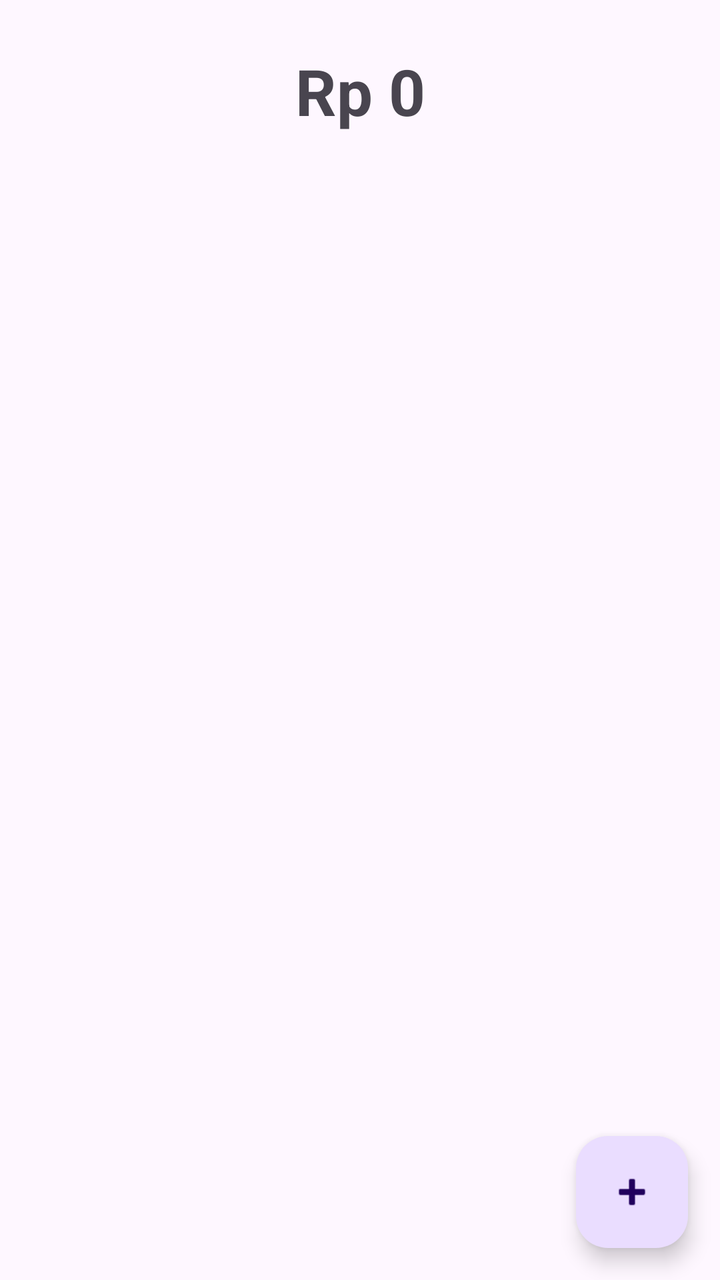
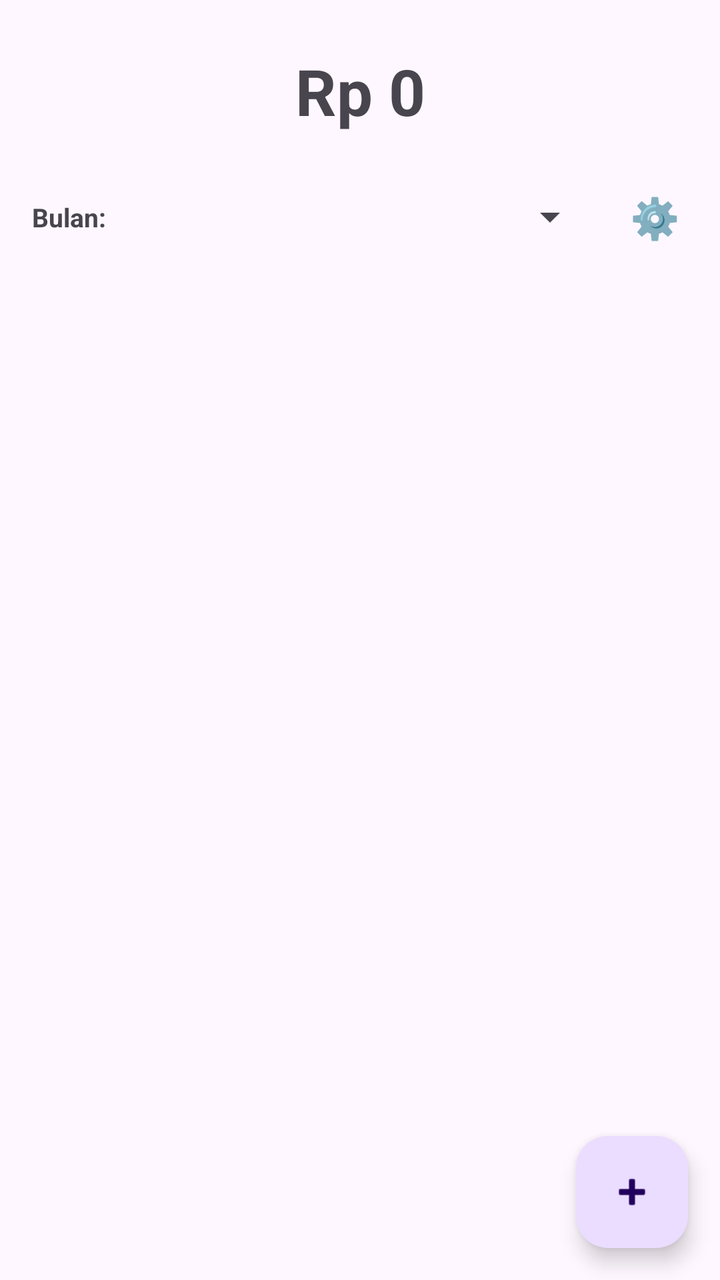

Two renders of the same Android screen: before a commit and after it. Below are the layout's source before the change and the commit's diff.
<!-- AndroidManifest.xml: application theme Theme.ExpenseTracker -->
<!-- res/layout/activity_main.xml -->
<?xml version="1.0" encoding="utf-8"?>
<androidx.coordinatorlayout.widget.CoordinatorLayout xmlns:android="http://schemas.android.com/apk/res/android"
    xmlns:app="http://schemas.android.com/apk/res-auto"
    android:layout_width="match_parent"
    android:layout_height="match_parent">

    <LinearLayout
        android:layout_width="match_parent"
        android:layout_height="match_parent"
        android:orientation="vertical">

        <TextView
            android:id="@+id/tvBalance"
            android:layout_width="match_parent"
            android:layout_height="wrap_content"
            android:padding="24dp"
            android:textSize="32sp"
            android:textStyle="bold"
            android:gravity="center"
            android:text="Rp 0" />

        
        <LinearLayout
            android:id="@+id/llChartSection"
            android:layout_width="match_parent"
            android:layout_height="wrap_content"
            android:orientation="vertical"
            android:paddingStart="16dp"
            android:paddingEnd="16dp"
            android:paddingBottom="16dp"
            android:visibility="gone">

            <TextView
                android:layout_width="match_parent"
                android:layout_height="wrap_content"
                android:text="Pengeluaran per Kategori"
                android:textSize="14sp"
                android:textStyle="bold"
                android:layout_marginBottom="8dp" />

            <LinearLayout
                android:layout_width="match_parent"
                android:layout_height="wrap_content"
                android:orientation="horizontal"
                android:gravity="center_vertical">

                <com.example.expensetracker.ui.PieChartView
                    android:id="@+id/pieChartView"
                    android:layout_width="140dp"
                    android:layout_height="140dp" />

                <LinearLayout
                    android:id="@+id/llLegend"
                    android:layout_width="0dp"
                    android:layout_height="wrap_content"
                    android:layout_weight="1"
                    android:layout_marginStart="16dp"
                    android:orientation="vertical" />

            </LinearLayout>

        </LinearLayout>

        <FrameLayout
            android:layout_width="match_parent"
            android:layout_height="0dp"
            android:layout_weight="1">

            <androidx.recyclerview.widget.RecyclerView
                android:id="@+id/rvTransactions"
                android:layout_width="match_parent"
                android:layout_height="match_parent"
                android:padding="8dp" />

            
            <LinearLayout
                android:id="@+id/layoutEmpty"
                android:layout_width="wrap_content"
                android:layout_height="wrap_content"
                android:layout_gravity="center"
                android:orientation="vertical"
                android:gravity="center"
                android:visibility="gone">

                <TextView
                    android:layout_width="wrap_content"
                    android:layout_height="wrap_content"
                    android:text="📋"
                    android:textSize="48sp"
                    android:gravity="center" />

                <TextView
                    android:layout_width="wrap_content"
                    android:layout_height="wrap_content"
                    android:layout_marginTop="12dp"
                    android:text="Belum ada transaksi"
                    android:textSize="16sp"
                    android:textStyle="bold" />

                <TextView
                    android:layout_width="wrap_content"
                    android:layout_height="wrap_content"
                    android:layout_marginTop="4dp"
                    android:text="Tap tombol + buat mulai catat keuangan kamu"
                    android:textSize="13sp"
                    android:textColor="#888888"
                    android:gravity="center" />
            </LinearLayout>

        </FrameLayout>

    </LinearLayout>

    <com.google.android.material.floatingactionbutton.FloatingActionButton
        android:id="@+id/fabAdd"
        android:layout_width="wrap_content"
        android:layout_height="wrap_content"
        android:layout_gravity="bottom|end"
        android:layout_margin="16dp"
        android:contentDescription="Tambah transaksi"
        app:srcCompat="@android:drawable/ic_input_add" />

</androidx.coordinatorlayout.widget.CoordinatorLayout>
<!-- resources referenced by this layout -->
<resources>
  <style name="Theme.ExpenseTracker" parent="Base.Theme.ExpenseTracker" />
  <style name="Base.Theme.ExpenseTracker" parent="Theme.Material3.DayNight.NoActionBar">
          
          
      </style>
</resources>

<!-- the commit's change to res/layout/activity_main.xml (unified diff, before → after) -->
@@ -18,6 +18,44 @@
             android:textStyle="bold"
             android:gravity="center"
             android:text="Rp 0" />
+
+        
+        <LinearLayout
+            android:layout_width="match_parent"
+            android:layout_height="wrap_content"
+            android:orientation="horizontal"
+            android:gravity="center_vertical"
+            android:paddingStart="16dp"
+            android:paddingEnd="16dp"
+            android:paddingBottom="8dp">
+
+            <TextView
+                android:layout_width="wrap_content"
+                android:layout_height="wrap_content"
+                android:text="Bulan:"
+                android:textSize="13sp"
+                android:textStyle="bold"
+                android:layout_marginEnd="8dp" />
+
+            <Spinner
+                android:id="@+id/spMonthFilter"
+                android:layout_width="0dp"
+                android:layout_height="wrap_content"
+                android:layout_weight="1" />
+
+            <TextView
+                android:id="@+id/btnSettings"
+                android:layout_width="wrap_content"
+                android:layout_height="wrap_content"
+                android:layout_marginStart="12dp"
+                android:padding="4dp"
+                android:text="⚙️"
+                android:textSize="20sp"
+                android:background="?attr/selectableItemBackgroundBorderless"
+                android:clickable="true"
+                android:focusable="true" />
+
+        </LinearLayout>
 
         
         <LinearLayout
@@ -90,6 +128,7 @@
                     android:gravity="center" />
 
                 <TextView
+                    android:id="@+id/tvEmptyTitle"
                     android:layout_width="wrap_content"
                     android:layout_height="wrap_content"
                     android:layout_marginTop="12dp"
